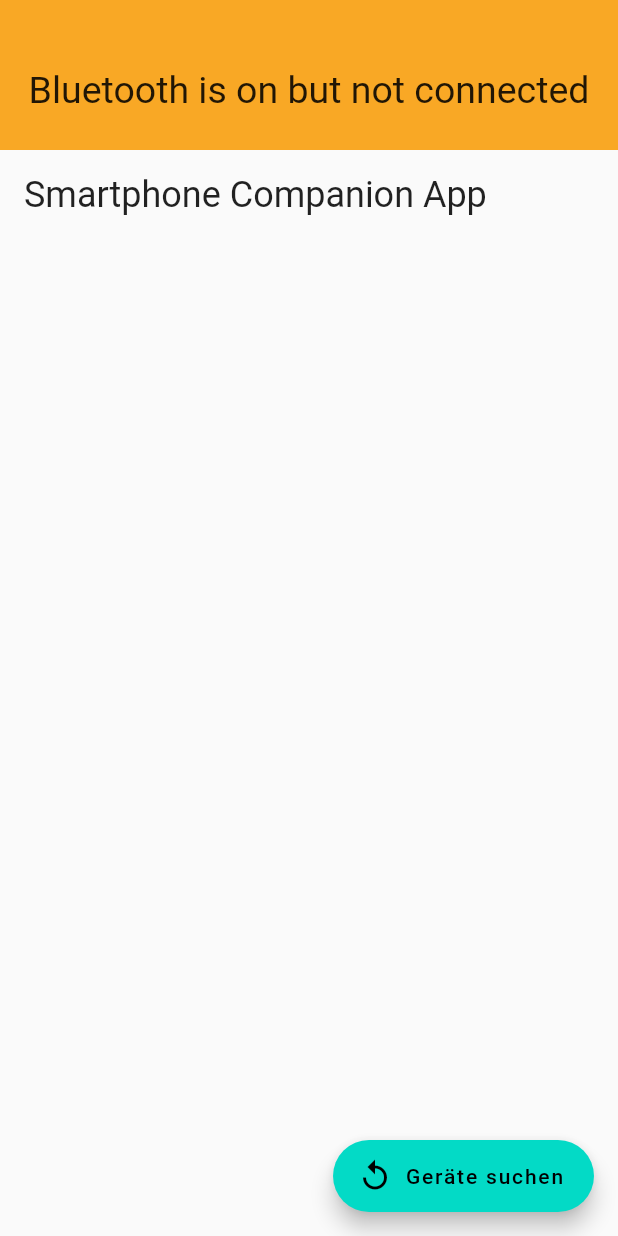
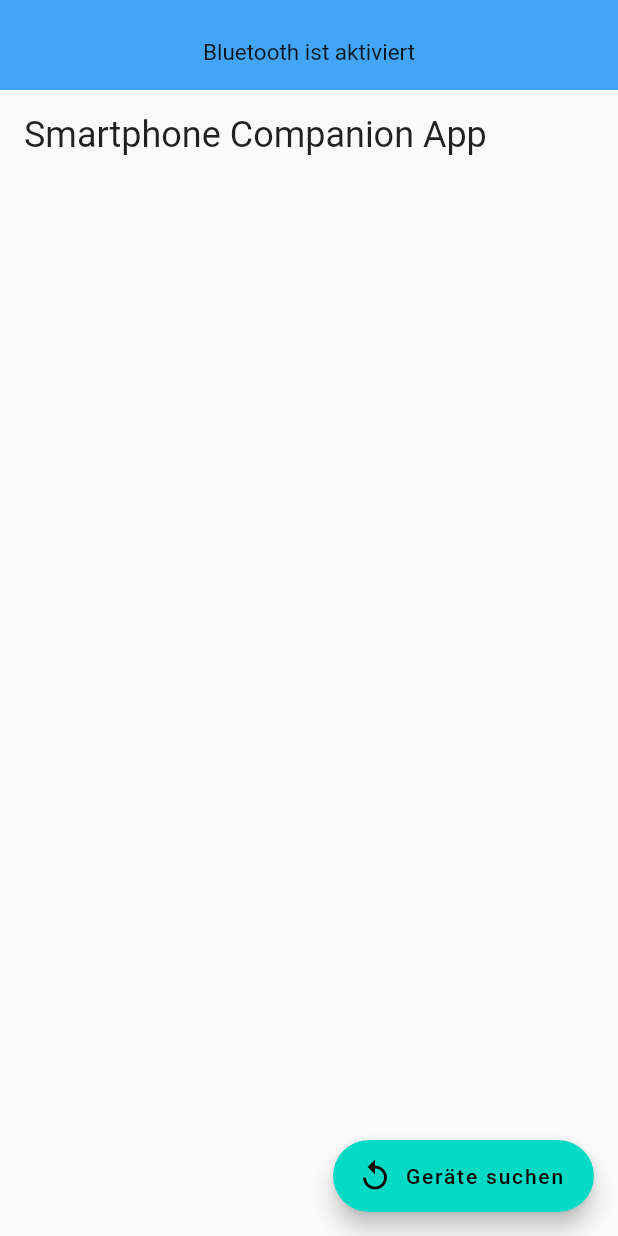
Before and after one commit to alexanderrichter99/speaking_bot_app, a Flutter app: the screen it shows after launch, after a tap on an icon or button, on a phone screen of 412 x 824 dp. Run offline on Flutter 3.47's test engine with Material 2 defaults, Android fonts, the light colour scheme and no system bars; drawn by our look-alikes of auto_size_text; our stand-ins replace flutter_bluetooth_serial.

Commit message:
Add small changes to UI

```diff
--- a/lib/main.dart
+++ b/lib/main.dart
@@ -22,6 +22,7 @@ class MyApp extends StatelessWidget {
     return ChangeNotifierProvider(
       create: (context) => CoreBluetoothState(),
       child: MaterialApp(
+        debugShowCheckedModeBanner: false,
         title: 'Speaking Bot App',
         theme: AppColors.getTheme,
         initialRoute: Routes.tutorial,
--- a/lib/model/slide.dart
+++ b/lib/model/slide.dart
@@ -13,7 +13,7 @@ class Slide {
 final slideList = [
   Slide(
     imageUrl: 'assets/images/car.jpg',
-    title: 'Smartphone Companion APP',
+    title: 'Smartphone Companion App',
     description:
         'Das Ziel der Smartphone Companion App ist es, die Labelung von Situationen zu unterstützen sowie zu automatisieren, indem sie Eingaben bzw. Feedback vom Fahrer einholt.',
   ),
--- a/lib/pages/connection.dart
+++ b/lib/pages/connection.dart
@@ -1,4 +1,3 @@
-import 'package:speaking_bot_app/states/core_bluetooth_state.dart';
 import 'package:speaking_bot_app/widgets/bl_device_information_view.dart';
 import 'package:speaking_bot_app/widgets/chat_view.dart';
 import 'package:speaking_bot_app/widgets/discovery_page.dart';
@@ -6,7 +5,6 @@ import 'package:speaking_bot_app/widgets/msg_view.dart';
 import 'package:speaking_bot_app/widgets/my_super_fab.dart';
 import 'package:flutter/material.dart';
 import 'package:flutter_bluetooth_serial/flutter_bluetooth_serial.dart';
-import 'package:provider/provider.dart';
 
 class ConnectionPage extends StatelessWidget {
   const ConnectionPage({Key? key}) : super(key: key);
--- a/lib/pages/home.dart
+++ b/lib/pages/home.dart
@@ -1,12 +1,10 @@
-// ignore_for_file: avoid_print
+// ignore_for_file: avoid_print, prefer_const_constructors
 
 import 'dart:convert';
 
 import 'package:flutter/material.dart';
 import 'package:provider/provider.dart';
 import 'package:speaking_bot_app/states/core_bluetooth_state.dart';
-
-import '../widgets/msg_view.dart';
 
 class HomePage extends StatefulWidget {
   const HomePage({Key? key}) : super(key: key);
@@ -24,9 +22,12 @@ class _HomePageState extends State<HomePage> {
   @override
   Widget build(BuildContext context) {
     return Scaffold(
+      appBar: AppBar(
+        title: Text("FAB Button Example"),
+        backgroundColor: Colors.blue,
+      ),
       body: Column(
         children: [
-          const MsgView(),
           Expanded(
             child: Padding(
               padding: const EdgeInsets.all(16),
--- a/lib/widgets/bl_device_information_view.dart
+++ b/lib/widgets/bl_device_information_view.dart
@@ -40,7 +40,7 @@ class _BluetoothDeviceInformationViewState
     return Column(
       crossAxisAlignment: CrossAxisAlignment.start,
       children: [
-        Text("Dein Gerät heißt $_name",
+        Text("Dein Gerät lautet $_name",
             style: Theme.of(context).textTheme.subtitle1),
         Text("mit der Adresse $_adress",
             style: Theme.of(context).textTheme.subtitle1),
--- a/lib/widgets/chat_view.dart
+++ b/lib/widgets/chat_view.dart
@@ -1,7 +1,4 @@
 // ignore_for_file: prefer_const_constructors
-
-// ignore: unused_import
-import 'dart:convert';
 
 import 'package:flutter/material.dart';
 import 'package:provider/provider.dart';
@@ -20,21 +17,55 @@ class ChatView extends StatelessWidget {
         }
 
         return Expanded(
-          child: Center(
-            child: ElevatedButton(
-              child: Padding(
-                padding: EdgeInsets.all(8),
-                child: Text("Use Cases", style: TextStyle(fontSize: 30)),
-              ),
-              onPressed: () {
-                DateTime time = DateTime.now();
-                // bluetoothEnabledState.currentConnection?.output.add(ascii.encode(
-                //     "Eile at ${time.hour}:${time.minute}:${time.second}!\n"));
-                Navigator.of(context).pushNamed(Routes.home);
-              },
-            ),
+          child: Column(
+            crossAxisAlignment: CrossAxisAlignment.start,
+            children: [
+              Text("Deine Funktionen",
+                  style: Theme.of(context).textTheme.headline6),
+              Expanded(
+                child: SizedBox(
+                    child: ListView.builder(
+                  itemCount: 1,
+                  physics: BouncingScrollPhysics(),
+                  itemBuilder: (context, index) {
+                    return Card(
+                      child: ListTile(
+                          leading: Icon(
+                            Icons.directions_car,
+                          ),
+                          title: Text("Use Cases"),
+                          subtitle: Text("zur Eilebestimmung"),
+                          trailing: IconButton(
+                            icon: const Icon(Icons.arrow_forward_ios),
+                            onPressed: null,
+                          ),
+                          onTap: () {
+                            Navigator.of(context).pushNamed(Routes.home);
+                          }),
+                    );
+                  },
+                )),
+              )
+            ],
           ),
         );
+
+        // return Expanded(
+        //   child: Center(
+        //     child: ElevatedButton(
+        //       child: Padding(
+        //         padding: EdgeInsets.all(8),
+        //         child: Text("Use Cases", style: TextStyle(fontSize: 30)),
+        //       ),
+        //       onPressed: () {
+        //         // DateTime time = DateTime.now();
+        //         // bluetoothEnabledState.currentConnection?.output.add(ascii.encode(
+        //         //     "Eile at ${time.hour}:${time.minute}:${time.second}!\n"));
+        //         Navigator.of(context).pushNamed(Routes.home);
+        //       },
+        //     ),
+        //   ),
+        // );
       },
     );
   }
--- a/lib/widgets/discovery_page.dart
+++ b/lib/widgets/discovery_page.dart
@@ -23,7 +23,10 @@ class BluetoothDevicesDiscoveryPage extends StatelessWidget {
         if (bluetoothEnabledState.isTryingToConnect) {
           return const Expanded(
               child: Center(
-            child: CircularProgressIndicator(),
+            child: CircularProgressIndicator(
+              backgroundColor: Colors.grey,
+              strokeWidth: 5,
+            ),
           ));
         }
 
@@ -38,7 +41,10 @@ class BluetoothDevicesDiscoveryPage extends StatelessWidget {
                 child: MediaQuery.removePadding(
                     removeTop: true,
                     context: context,
+                    child: Align(
+                      alignment: Alignment.topCenter,
                       child: ListView.builder(
+                        reverse: true,
                         shrinkWrap: true,
                         itemCount: bluetoothEnabledState.devices.length,
                         physics: BouncingScrollPhysics(),
@@ -50,6 +56,9 @@ class BluetoothDevicesDiscoveryPage extends StatelessWidget {
                               bluetoothEnabledState.devices[index].address;
                           return Card(
                             child: ListTile(
+                              leading: Icon(
+                                Icons.bluetooth,
+                              ),
                               title: Text(deName),
                               subtitle: Text(deAddress),
                               trailing: IconButton(
@@ -64,7 +73,9 @@ class BluetoothDevicesDiscoveryPage extends StatelessWidget {
                                           deAddress);
                                   bluetoothEnabledState
                                       .successfullyEstablishedConnectionWithDevice(
-                                      bluetoothConnection, deName, deAddress);
+                                          bluetoothConnection,
+                                          deName,
+                                          deAddress);
                                 } catch (_) {
                                   bluetoothEnabledState.failedToConnect();
                                 }
@@ -73,7 +84,7 @@ class BluetoothDevicesDiscoveryPage extends StatelessWidget {
                           );
                         },
                       ),
-                ),
+                    )),
               )
             ],
           ),
--- a/lib/widgets/msg_view.dart
+++ b/lib/widgets/msg_view.dart
@@ -15,39 +15,37 @@ class MsgView extends StatelessWidget {
       builder: (context, value, child) {
         Color bgColor = Colors.black;
         String msgText = "";
-
         if (value.isTryingToConnect) {
           bgColor = Colors.green.shade200;
           msgText =
-              "Trying to connect with ${value.nameOfCurrentlyConnectedDeviceName}";
+              "Verbinde mit ${value.nameOfCurrentlyConnectedDeviceName} . . .";
         } else if (value.state == BluetoothState.STATE_ON &&
             value.currentConnection != null) {
           bgColor = Colors.green.shade400;
-          msgText =
-              "Connected with ${value.nameOfCurrentlyConnectedDeviceName}";
+          msgText = "Verbunden mit ${value.nameOfCurrentlyConnectedDeviceName}";
         } else if (value.state == BluetoothState.STATE_ON) {
-          bgColor = Colors.yellow.shade800;
-          msgText = "Bluetooth is on but not connected";
+          bgColor = Colors.blue.shade400;
+          msgText = "Bluetooth ist aktiviert";
         } else if (value.state == BluetoothState.STATE_OFF) {
           bgColor = Colors.red.shade400;
-          msgText = "Bluetooth is off";
+          msgText = "Bluetooth ist deaktiviert";
         } else if (value.state == BluetoothState.STATE_TURNING_ON) {
           bgColor = Colors.yellow.shade600;
-          msgText = "Bluetooth is turning on";
+          msgText = "Bluetooth wird aktiviert";
         } else if (value.state == BluetoothState.STATE_TURNING_OFF) {
           bgColor = Colors.red.shade300;
-          msgText = "Bluetooth is turning off";
+          msgText = "Bluetooth wird deaktiviert";
         } else {
           bgColor = Colors.blue.shade400;
-          msgText = "Bluetooth state is unknown";
+          msgText = "Bluetooth Status ist unbekannt";
         }
 
         return Container(
-            height: 100,
+            height: 60,
             color: bgColor,
             child: Column(
               children: [
-                const SizedBox(height: 20),
+                const SizedBox(height: 10),
                 Expanded(
                   child: Center(
                     child: Padding(
@@ -55,10 +53,11 @@ class MsgView extends StatelessWidget {
                       child: AutoSizeText(
                         msgText,
                         maxLines: 1,
-                        minFontSize: 25,
+                        minFontSize: 0,
                         maxFontSize: 100,
                         overflow: TextOverflow.fade,
                         softWrap: false,
+                        style: TextStyle(fontSize: 20),
                       ),
                     ),
                   ),
```
Also changed, not shown: lib/states/core_bluetooth_state.dart (+7 -3 lines). Lines whose indentation alone changed are shown as unchanged.
